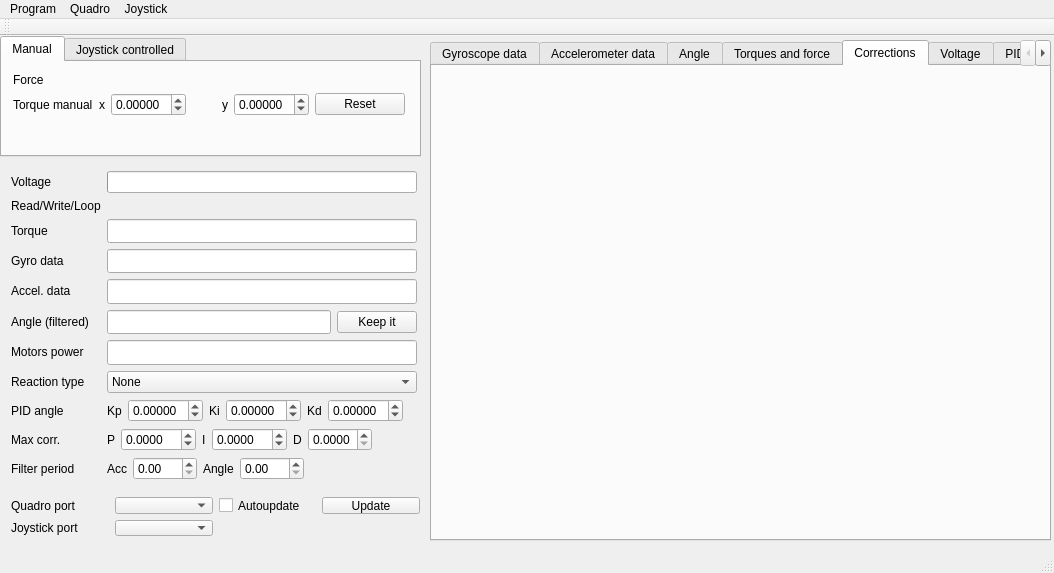
Above: control/qt/quadro.ui from it-workshop/Quadrocopter before the change. Below: the same form after it.
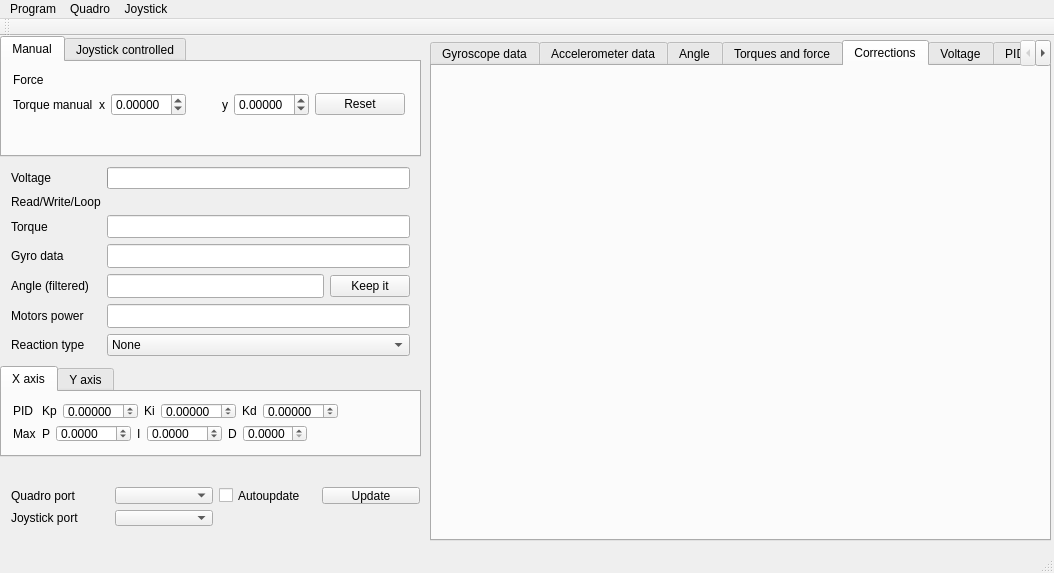
That is the form after the change. The open tabs and pages were chosen to show the change. Custom widgets are drawn as their Qt base class.

Commit message: different PID values for x and y

```diff
--- a/control/qt/quadro.ui
+++ b/control/qt/quadro.ui
@@ -276,9 +276,9 @@
     <property name="geometry">
      <rect>
       <x>0</x>
-      <y>124</y>
-      <width>428</width>
-      <height>331</height>
+      <y>120</y>
+      <width>421</width>
+      <height>211</height>
      </rect>
     </property>
     <layout class="QFormLayout" name="formLayout_2">
@@ -354,30 +354,13 @@
       </widget>
      </item>
      <item row="5" column="0">
-      <widget class="QLabel" name="label_accel">
-       <property name="text">
-        <string>Accel. data</string>
-       </property>
-      </widget>
-     </item>
-     <item row="5" column="1">
-      <widget class="QLineEdit" name="accel">
-       <property name="font">
-        <font>
-         <family>Terminus</family>
-         <pointsize>12</pointsize>
-        </font>
-       </property>
-      </widget>
-     </item>
-     <item row="6" column="0">
       <widget class="QLabel" name="label_angle">
        <property name="text">
         <string>Angle (filtered)</string>
        </property>
       </widget>
      </item>
-     <item row="6" column="1">
+     <item row="5" column="1">
       <layout class="QHBoxLayout" name="horizontalLayout_5">
        <item>
         <widget class="QLineEdit" name="angle">
@@ -398,14 +381,14 @@
        </item>
       </layout>
      </item>
-     <item row="7" column="0">
+     <item row="6" column="0">
       <widget class="QLabel" name="label_motors">
        <property name="text">
         <string>Motors power</string>
        </property>
       </widget>
      </item>
-     <item row="7" column="1">
+     <item row="6" column="1">
       <widget class="QLineEdit" name="motors">
        <property name="font">
         <font>
@@ -415,14 +398,14 @@
        </property>
       </widget>
      </item>
-     <item row="8" column="0">
+     <item row="7" column="0">
       <widget class="QLabel" name="label_reaction_type">
        <property name="text">
         <string>Reaction type</string>
        </property>
       </widget>
      </item>
-     <item row="8" column="1">
+     <item row="7" column="1">
       <widget class="QComboBox" name="reaction_type">
        <property name="currentIndex">
         <number>0</number>
@@ -449,373 +432,6 @@
        </item>
       </widget>
      </item>
-     <item row="9" column="0">
-      <widget class="QLabel" name="label_PID_angle">
-       <property name="text">
-        <string>PID angle</string>
-       </property>
-      </widget>
-     </item>
-     <item row="9" column="1">
-      <layout class="QHBoxLayout" name="horizontalLayout_2">
-       <property name="sizeConstraint">
-        <enum>QLayout::SetMinimumSize</enum>
-       </property>
-       <item>
-        <widget class="QLabel" name="PID_angle_Kp_label">
-         <property name="sizePolicy">
-          <sizepolicy hsizetype="Fixed" vsizetype="Preferred">
-           <horstretch>0</horstretch>
-           <verstretch>0</verstretch>
-          </sizepolicy>
-         </property>
-         <property name="text">
-          <string>Kp</string>
-         </property>
-        </widget>
-       </item>
-       <item>
-        <widget class="QDoubleSpinBox" name="PID_angle_Kp">
-         <property name="sizePolicy">
-          <sizepolicy hsizetype="Fixed" vsizetype="Fixed">
-           <horstretch>0</horstretch>
-           <verstretch>0</verstretch>
-          </sizepolicy>
-         </property>
-         <property name="suffix">
-          <string/>
-         </property>
-         <property name="decimals">
-          <number>5</number>
-         </property>
-         <property name="minimum">
-          <double>-1.000000000000000</double>
-         </property>
-         <property name="maximum">
-          <double>1.000000000000000</double>
-         </property>
-         <property name="singleStep">
-          <double>0.001000000000000</double>
-         </property>
-         <property name="value">
-          <double>0.000000000000000</double>
-         </property>
-        </widget>
-       </item>
-       <item>
-        <widget class="QLabel" name="PID_angle_Ki_label">
-         <property name="sizePolicy">
-          <sizepolicy hsizetype="Fixed" vsizetype="Preferred">
-           <horstretch>0</horstretch>
-           <verstretch>0</verstretch>
-          </sizepolicy>
-         </property>
-         <property name="text">
-          <string>Ki</string>
-         </property>
-        </widget>
-       </item>
-       <item>
-        <widget class="QDoubleSpinBox" name="PID_angle_Ki">
-         <property name="sizePolicy">
-          <sizepolicy hsizetype="Fixed" vsizetype="Fixed">
-           <horstretch>0</horstretch>
-           <verstretch>0</verstretch>
-          </sizepolicy>
-         </property>
-         <property name="suffix">
-          <string/>
-         </property>
-         <property name="decimals">
-          <number>5</number>
-         </property>
-         <property name="minimum">
-          <double>-1.000000000000000</double>
-         </property>
-         <property name="maximum">
-          <double>1.000000000000000</double>
-         </property>
-         <property name="singleStep">
-          <double>0.001000000000000</double>
-         </property>
-        </widget>
-       </item>
-       <item>
-        <widget class="QLabel" name="PID_angle_Kd_label">
-         <property name="sizePolicy">
-          <sizepolicy hsizetype="Fixed" vsizetype="Preferred">
-           <horstretch>0</horstretch>
-           <verstretch>0</verstretch>
-          </sizepolicy>
-         </property>
-         <property name="text">
-          <string>Kd</string>
-         </property>
-        </widget>
-       </item>
-       <item>
-        <widget class="QDoubleSpinBox" name="PID_angle_Kd">
-         <property name="sizePolicy">
-          <sizepolicy hsizetype="Fixed" vsizetype="Fixed">
-           <horstretch>0</horstretch>
-           <verstretch>0</verstretch>
-          </sizepolicy>
-         </property>
-         <property name="suffix">
-          <string/>
-         </property>
-         <property name="decimals">
-          <number>5</number>
-         </property>
-         <property name="minimum">
-          <double>-1.000000000000000</double>
-         </property>
-         <property name="maximum">
-          <double>1.000000000000000</double>
-         </property>
-         <property name="singleStep">
-          <double>0.001000000000000</double>
-         </property>
-         <property name="value">
-          <double>0.000000000000000</double>
-         </property>
-        </widget>
-       </item>
-      </layout>
-     </item>
-     <item row="10" column="0">
-      <widget class="QLabel" name="label_PID_angle_MAX">
-       <property name="text">
-        <string>Max corr.</string>
-       </property>
-      </widget>
-     </item>
-     <item row="10" column="1">
-      <layout class="QHBoxLayout" name="horizontalLayout_3">
-       <property name="sizeConstraint">
-        <enum>QLayout::SetMinimumSize</enum>
-       </property>
-       <item>
-        <widget class="QLabel" name="PID_angle_MAXp_label">
-         <property name="sizePolicy">
-          <sizepolicy hsizetype="Fixed" vsizetype="Preferred">
-           <horstretch>0</horstretch>
-           <verstretch>0</verstretch>
-          </sizepolicy>
-         </property>
-         <property name="text">
-          <string>P</string>
-         </property>
-        </widget>
-       </item>
-       <item>
-        <widget class="QDoubleSpinBox" name="PID_angle_MAXp">
-         <property name="sizePolicy">
-          <sizepolicy hsizetype="Fixed" vsizetype="Fixed">
-           <horstretch>0</horstretch>
-           <verstretch>0</verstretch>
-          </sizepolicy>
-         </property>
-         <property name="suffix">
-          <string/>
-         </property>
-         <property name="decimals">
-          <number>4</number>
-         </property>
-         <property name="minimum">
-          <double>-10.000000000000000</double>
-         </property>
-         <property name="maximum">
-          <double>10.000000000000000</double>
-         </property>
-         <property name="singleStep">
-          <double>0.010000000000000</double>
-         </property>
-         <property name="value">
-          <double>0.000000000000000</double>
-         </property>
-        </widget>
-       </item>
-       <item>
-        <widget class="QLabel" name="PID_angle_MAXi_label">
-         <property name="sizePolicy">
-          <sizepolicy hsizetype="Fixed" vsizetype="Preferred">
-           <horstretch>0</horstretch>
-           <verstretch>0</verstretch>
-          </sizepolicy>
-         </property>
-         <property name="text">
-          <string>I</string>
-         </property>
-        </widget>
-       </item>
-       <item>
-        <widget class="QDoubleSpinBox" name="PID_angle_MAXi">
-         <property name="sizePolicy">
-          <sizepolicy hsizetype="Fixed" vsizetype="Fixed">
-           <horstretch>0</horstretch>
-           <verstretch>0</verstretch>
-          </sizepolicy>
-         </property>
-         <property name="suffix">
-          <string/>
-         </property>
-         <property name="decimals">
-          <number>4</number>
-         </property>
-         <property name="minimum">
-          <double>-10.000000000000000</double>
-         </property>
-         <property name="maximum">
-          <double>10.000000000000000</double>
-         </property>
-         <property name="singleStep">
-          <double>0.010000000000000</double>
-         </property>
-        </widget>
-       </item>
-       <item>
-        <widget class="QLabel" name="PID_angle_MAXd_label">
-         <property name="sizePolicy">
-          <sizepolicy hsizetype="Fixed" vsizetype="Preferred">
-           <horstretch>0</horstretch>
-           <verstretch>0</verstretch>
-          </sizepolicy>
-         </property>
-         <property name="text">
-          <string>D</string>
-         </property>
-        </widget>
-       </item>
-       <item>
-        <widget class="QDoubleSpinBox" name="PID_angle_MAXd">
-         <property name="sizePolicy">
-          <sizepolicy hsizetype="Fixed" vsizetype="Fixed">
-           <horstretch>0</horstretch>
-           <verstretch>0</verstretch>
-          </sizepolicy>
-         </property>
-         <property name="suffix">
-          <string/>
-         </property>
-         <property name="decimals">
-          <number>4</number>
-         </property>
-         <property name="minimum">
-          <double>0.000000000000000</double>
-         </property>
-         <property name="maximum">
-          <double>5.000000000000000</double>
-         </property>
-         <property name="singleStep">
-          <double>0.010000000000000</double>
-         </property>
-        </widget>
-       </item>
-      </layout>
-     </item>
-     <item row="11" column="1">
-      <layout class="QHBoxLayout" name="horizontalLayout_6">
-       <property name="sizeConstraint">
-        <enum>QLayout::SetMinimumSize</enum>
-       </property>
-       <item>
-        <widget class="QLabel" name="label_accel_period">
-         <property name="sizePolicy">
-          <sizepolicy hsizetype="Fixed" vsizetype="Preferred">
-           <horstretch>0</horstretch>
-           <verstretch>0</verstretch>
-          </sizepolicy>
-         </property>
-         <property name="text">
-          <string>Acc</string>
-         </property>
-        </widget>
-       </item>
-       <item>
-        <widget class="QDoubleSpinBox" name="accel_period">
-         <property name="sizePolicy">
-          <sizepolicy hsizetype="Fixed" vsizetype="Fixed">
-           <horstretch>0</horstretch>
-           <verstretch>0</verstretch>
-          </sizepolicy>
-         </property>
-         <property name="frame">
-          <bool>true</bool>
-         </property>
-         <property name="suffix">
-          <string/>
-         </property>
-         <property name="decimals">
-          <number>2</number>
-         </property>
-         <property name="minimum">
-          <double>0.000000000000000</double>
-         </property>
-         <property name="maximum">
-          <double>100.000000000000000</double>
-         </property>
-         <property name="singleStep">
-          <double>0.500000000000000</double>
-         </property>
-         <property name="value">
-          <double>0.000000000000000</double>
-         </property>
-        </widget>
-       </item>
-       <item>
-        <widget class="QLabel" name="label_angle_period">
-         <property name="sizePolicy">
-          <sizepolicy hsizetype="Fixed" vsizetype="Preferred">
-           <horstretch>0</horstretch>
-           <verstretch>0</verstretch>
-          </sizepolicy>
-         </property>
-         <property name="text">
-          <string>Angle</string>
-         </property>
-        </widget>
-       </item>
-       <item>
-        <widget class="QDoubleSpinBox" name="angle_period">
-         <property name="sizePolicy">
-          <sizepolicy hsizetype="Fixed" vsizetype="Fixed">
-           <horstretch>0</horstretch>
-           <verstretch>0</verstretch>
-          </sizepolicy>
-         </property>
-         <property name="frame">
-          <bool>true</bool>
-         </property>
-         <property name="suffix">
-          <string/>
-         </property>
-         <property name="decimals">
-          <number>2</number>
-         </property>
-         <property name="minimum">
-          <double>0.000000000000000</double>
-         </property>
-         <property name="maximum">
-          <double>100.000000000000000</double>
-         </property>
-         <property name="singleStep">
-          <double>0.500000000000000</double>
-         </property>
-         <property name="value">
-          <double>0.000000000000000</double>
-         </property>
-        </widget>
-       </item>
-      </layout>
-     </item>
-     <item row="11" column="0">
-      <widget class="QLabel" name="label_filter">
-       <property name="text">
-        <string>Filter period</string>
-       </property>
-      </widget>
-     </item>
     </layout>
    </widget>
    <widget class="QTabWidget" name="tabwidgetplot">
@@ -922,7 +538,7 @@
     </widget>
     <widget class="QWidget" name="tabPID">
      <attribute name="title">
-      <string>PID Components</string>
+      <string>PID: X</string>
      </attribute>
      <widget class="QwtPlot" name="plot_PID">
       <property name="geometry">
@@ -933,6 +549,616 @@
         <height>471</height>
        </rect>
       </property>
+     </widget>
+    </widget>
+    <widget class="QWidget" name="tabPIDy">
+     <attribute name="title">
+      <string>PID: Y</string>
+     </attribute>
+     <widget class="QwtPlot" name="plot_PID_y">
+      <property name="geometry">
+       <rect>
+        <x>0</x>
+        <y>0</y>
+        <width>617</width>
+        <height>471</height>
+       </rect>
+      </property>
+     </widget>
+    </widget>
+   </widget>
+   <widget class="QTabWidget" name="PID">
+    <property name="geometry">
+     <rect>
+      <x>0</x>
+      <y>330</y>
+      <width>421</width>
+      <height>91</height>
+     </rect>
+    </property>
+    <property name="minimumSize">
+     <size>
+      <width>0</width>
+      <height>0</height>
+     </size>
+    </property>
+    <property name="maximumSize">
+     <size>
+      <width>16777215</width>
+      <height>16777215</height>
+     </size>
+    </property>
+    <property name="currentIndex">
+     <number>0</number>
+    </property>
+    <widget class="QWidget" name="x">
+     <attribute name="title">
+      <string>X axis</string>
+     </attribute>
+     <widget class="QWidget" name="formLayoutWidget">
+      <property name="geometry">
+       <rect>
+        <x>0</x>
+        <y>0</y>
+        <width>411</width>
+        <height>61</height>
+       </rect>
+      </property>
+      <layout class="QFormLayout" name="xform">
+       <property name="fieldGrowthPolicy">
+        <enum>QFormLayout::AllNonFixedFieldsGrow</enum>
+       </property>
+       <item row="0" column="0">
+        <widget class="QLabel" name="label_PID_angle_x">
+         <property name="text">
+          <string>PID</string>
+         </property>
+        </widget>
+       </item>
+       <item row="0" column="1">
+        <layout class="QHBoxLayout" name="PID_x">
+         <property name="sizeConstraint">
+          <enum>QLayout::SetMinimumSize</enum>
+         </property>
+         <item>
+          <widget class="QLabel" name="PID_angle_Kp_x_label">
+           <property name="sizePolicy">
+            <sizepolicy hsizetype="Fixed" vsizetype="Preferred">
+             <horstretch>0</horstretch>
+             <verstretch>0</verstretch>
+            </sizepolicy>
+           </property>
+           <property name="text">
+            <string>Kp</string>
+           </property>
+          </widget>
+         </item>
+         <item>
+          <widget class="QDoubleSpinBox" name="PID_angle_Kp_x">
+           <property name="sizePolicy">
+            <sizepolicy hsizetype="Fixed" vsizetype="Fixed">
+             <horstretch>0</horstretch>
+             <verstretch>0</verstretch>
+            </sizepolicy>
+           </property>
+           <property name="suffix">
+            <string/>
+           </property>
+           <property name="decimals">
+            <number>5</number>
+           </property>
+           <property name="minimum">
+            <double>-1.000000000000000</double>
+           </property>
+           <property name="maximum">
+            <double>1.000000000000000</double>
+           </property>
+           <property name="singleStep">
+            <double>0.001000000000000</double>
+           </property>
+           <property name="value">
+            <double>0.000000000000000</double>
+           </property>
+          </widget>
+         </item>
+         <item>
+          <widget class="QLabel" name="PID_angle_Ki_x_label">
+           <property name="sizePolicy">
+            <sizepolicy hsizetype="Fixed" vsizetype="Preferred">
+             <horstretch>0</horstretch>
+             <verstretch>0</verstretch>
+            </sizepolicy>
+           </property>
+           <property name="text">
+            <string>Ki</string>
+           </property>
+          </widget>
+         </item>
+         <item>
+          <widget class="QDoubleSpinBox" name="PID_angle_Ki_x">
+           <property name="sizePolicy">
+            <sizepolicy hsizetype="Fixed" vsizetype="Fixed">
+             <horstretch>0</horstretch>
+             <verstretch>0</verstretch>
+            </sizepolicy>
+           </property>
+           <property name="suffix">
+            <string/>
+           </property>
+           <property name="decimals">
+            <number>5</number>
+           </property>
+           <property name="minimum">
+            <double>-1.000000000000000</double>
+           </property>
+           <property name="maximum">
+            <double>1.000000000000000</double>
+           </property>
+           <property name="singleStep">
+            <double>0.001000000000000</double>
+           </property>
+          </widget>
+         </item>
+         <item>
+          <widget class="QLabel" name="PID_angle_Kd_x_label">
+           <property name="sizePolicy">
+            <sizepolicy hsizetype="Fixed" vsizetype="Preferred">
+             <horstretch>0</horstretch>
+             <verstretch>0</verstretch>
+            </sizepolicy>
+           </property>
+           <property name="text">
+            <string>Kd</string>
+           </property>
+          </widget>
+         </item>
+         <item>
+          <widget class="QDoubleSpinBox" name="PID_angle_Kd_x">
+           <property name="sizePolicy">
+            <sizepolicy hsizetype="Fixed" vsizetype="Fixed">
+             <horstretch>0</horstretch>
+             <verstretch>0</verstretch>
+            </sizepolicy>
+           </property>
+           <property name="suffix">
+            <string/>
+           </property>
+           <property name="decimals">
+            <number>5</number>
+           </property>
+           <property name="minimum">
+            <double>-1.000000000000000</double>
+           </property>
+           <property name="maximum">
+            <double>1.000000000000000</double>
+           </property>
+           <property name="singleStep">
+            <double>0.001000000000000</double>
+           </property>
+           <property name="value">
+            <double>0.000000000000000</double>
+           </property>
+          </widget>
+         </item>
+        </layout>
+       </item>
+       <item row="1" column="0">
+        <widget class="QLabel" name="label_PID_angle_MAX_x">
+         <property name="text">
+          <string>Max</string>
+         </property>
+        </widget>
+       </item>
+       <item row="1" column="1">
+        <layout class="QHBoxLayout" name="Max_x">
+         <property name="sizeConstraint">
+          <enum>QLayout::SetMinimumSize</enum>
+         </property>
+         <item>
+          <widget class="QLabel" name="PID_angle_MAXp_x_label">
+           <property name="sizePolicy">
+            <sizepolicy hsizetype="Fixed" vsizetype="Preferred">
+             <horstretch>0</horstretch>
+             <verstretch>0</verstretch>
+            </sizepolicy>
+           </property>
+           <property name="text">
+            <string>P</string>
+           </property>
+          </widget>
+         </item>
+         <item>
+          <widget class="QDoubleSpinBox" name="PID_angle_MAXp_x">
+           <property name="sizePolicy">
+            <sizepolicy hsizetype="Fixed" vsizetype="Fixed">
+             <horstretch>0</horstretch>
+             <verstretch>0</verstretch>
+            </sizepolicy>
+           </property>
+           <property name="suffix">
+            <string/>
+           </property>
+           <property name="decimals">
+            <number>4</number>
+           </property>
+           <property name="minimum">
+            <double>-10.000000000000000</double>
+           </property>
+           <property name="maximum">
+            <double>10.000000000000000</double>
+           </property>
+           <property name="singleStep">
+            <double>0.010000000000000</double>
+           </property>
+           <property name="value">
+            <double>0.000000000000000</double>
+           </property>
+          </widget>
+         </item>
+         <item>
+          <widget class="QLabel" name="PID_angle_MAXi_x_label">
+           <property name="sizePolicy">
+            <sizepolicy hsizetype="Fixed" vsizetype="Preferred">
+             <horstretch>0</horstretch>
+             <verstretch>0</verstretch>
+            </sizepolicy>
+           </property>
+           <property name="text">
+            <string>I</string>
+           </property>
+          </widget>
+         </item>
+         <item>
+          <widget class="QDoubleSpinBox" name="PID_angle_MAXi_x">
+           <property name="sizePolicy">
+            <sizepolicy hsizetype="Fixed" vsizetype="Fixed">
+             <horstretch>0</horstretch>
+             <verstretch>0</verstretch>
+            </sizepolicy>
+           </property>
+           <property name="suffix">
+            <string/>
+           </property>
+           <property name="decimals">
+            <number>4</number>
+           </property>
+           <property name="minimum">
+            <double>-10.000000000000000</double>
+           </property>
+           <property name="maximum">
+            <double>10.000000000000000</double>
+           </property>
+           <property name="singleStep">
+            <double>0.010000000000000</double>
+           </property>
+          </widget>
+         </item>
+         <item>
+          <widget class="QLabel" name="PID_angle_MAXd_x_label">
+           <property name="sizePolicy">
+            <sizepolicy hsizetype="Fixed" vsizetype="Preferred">
+             <horstretch>0</horstretch>
+             <verstretch>0</verstretch>
+            </sizepolicy>
+           </property>
+           <property name="text">
+            <string>D</string>
+           </property>
+          </widget>
+         </item>
+         <item>
+          <widget class="QDoubleSpinBox" name="PID_angle_MAXd_x">
+           <property name="sizePolicy">
+            <sizepolicy hsizetype="Fixed" vsizetype="Fixed">
+             <horstretch>0</horstretch>
+             <verstretch>0</verstretch>
+            </sizepolicy>
+           </property>
+           <property name="suffix">
+            <string/>
+           </property>
+           <property name="decimals">
+            <number>4</number>
+           </property>
+           <property name="minimum">
+            <double>0.000000000000000</double>
+           </property>
+           <property name="maximum">
+            <double>5.000000000000000</double>
+           </property>
+           <property name="singleStep">
+            <double>0.010000000000000</double>
+           </property>
+          </widget>
+         </item>
+        </layout>
+       </item>
+      </layout>
+     </widget>
+    </widget>
+    <widget class="QWidget" name="y">
+     <attribute name="title">
+      <string>Y axis</string>
+     </attribute>
+     <widget class="QWidget" name="formLayoutWidget_3">
+      <property name="geometry">
+       <rect>
+        <x>0</x>
+        <y>0</y>
+        <width>411</width>
+        <height>61</height>
+       </rect>
+      </property>
+      <layout class="QFormLayout" name="yform">
+       <property name="fieldGrowthPolicy">
+        <enum>QFormLayout::AllNonFixedFieldsGrow</enum>
+       </property>
+       <item row="0" column="0">
+        <widget class="QLabel" name="label_PID_angle_y">
+         <property name="text">
+          <string>PID</string>
+         </property>
+        </widget>
+       </item>
+       <item row="0" column="1">
+        <layout class="QHBoxLayout" name="PID_y">
+         <property name="sizeConstraint">
+          <enum>QLayout::SetMinimumSize</enum>
+         </property>
+         <item>
+          <widget class="QLabel" name="PID_angle_Kp_y_label">
+           <property name="sizePolicy">
+            <sizepolicy hsizetype="Fixed" vsizetype="Preferred">
+             <horstretch>0</horstretch>
+             <verstretch>0</verstretch>
+            </sizepolicy>
+           </property>
+           <property name="text">
+            <string>Kp</string>
+           </property>
+          </widget>
+         </item>
+         <item>
+          <widget class="QDoubleSpinBox" name="PID_angle_Kp_y">
+           <property name="sizePolicy">
+            <sizepolicy hsizetype="Fixed" vsizetype="Fixed">
+             <horstretch>0</horstretch>
+             <verstretch>0</verstretch>
+            </sizepolicy>
+           </property>
+           <property name="suffix">
+            <string/>
+           </property>
+           <property name="decimals">
+            <number>5</number>
+           </property>
+           <property name="minimum">
+            <double>-1.000000000000000</double>
+           </property>
+           <property name="maximum">
+            <double>1.000000000000000</double>
+           </property>
+           <property name="singleStep">
+            <double>0.001000000000000</double>
+           </property>
+           <property name="value">
+            <double>0.000000000000000</double>
+           </property>
+          </widget>
+         </item>
+         <item>
+          <widget class="QLabel" name="PID_angle_Ki_y_label">
+           <property name="sizePolicy">
+            <sizepolicy hsizetype="Fixed" vsizetype="Preferred">
+             <horstretch>0</horstretch>
+             <verstretch>0</verstretch>
+            </sizepolicy>
+           </property>
+           <property name="text">
+            <string>Ki</string>
+           </property>
+          </widget>
+         </item>
+         <item>
+          <widget class="QDoubleSpinBox" name="PID_angle_Ki_y">
+           <property name="sizePolicy">
+            <sizepolicy hsizetype="Fixed" vsizetype="Fixed">
+             <horstretch>0</horstretch>
+             <verstretch>0</verstretch>
+            </sizepolicy>
+           </property>
+           <property name="suffix">
+            <string/>
+           </property>
+           <property name="decimals">
+            <number>5</number>
+           </property>
+           <property name="minimum">
+            <double>-1.000000000000000</double>
+           </property>
+           <property name="maximum">
+            <double>1.000000000000000</double>
+           </property>
+           <property name="singleStep">
+            <double>0.001000000000000</double>
+           </property>
+          </widget>
+         </item>
+         <item>
+          <widget class="QLabel" name="PID_angle_Kd_y_label">
+           <property name="sizePolicy">
+            <sizepolicy hsizetype="Fixed" vsizetype="Preferred">
+             <horstretch>0</horstretch>
+             <verstretch>0</verstretch>
+            </sizepolicy>
+           </property>
+           <property name="text">
+            <string>Kd</string>
+           </property>
+          </widget>
+         </item>
+         <item>
+          <widget class="QDoubleSpinBox" name="PID_angle_Kd_y">
+           <property name="sizePolicy">
+            <sizepolicy hsizetype="Fixed" vsizetype="Fixed">
+             <horstretch>0</horstretch>
+             <verstretch>0</verstretch>
+            </sizepolicy>
+           </property>
+           <property name="suffix">
+            <string/>
+           </property>
+           <property name="decimals">
+            <number>5</number>
+           </property>
+           <property name="minimum">
+            <double>-1.000000000000000</double>
+           </property>
+           <property name="maximum">
+            <double>1.000000000000000</double>
+           </property>
+           <property name="singleStep">
+            <double>0.001000000000000</double>
+           </property>
+           <property name="value">
+            <double>0.000000000000000</double>
+           </property>
+          </widget>
+         </item>
+        </layout>
+       </item>
+       <item row="1" column="0">
+        <widget class="QLabel" name="label_PID_angle_MAX_y">
+         <property name="text">
+          <string>Max</string>
+         </property>
+        </widget>
+       </item>
+       <item row="1" column="1">
+        <layout class="QHBoxLayout" name="Max_y">
+         <property name="sizeConstraint">
+          <enum>QLayout::SetMinimumSize</enum>
+         </property>
+         <item>
+          <widget class="QLabel" name="PID_angle_MAXp_y_label">
+           <property name="sizePolicy">
+            <sizepolicy hsizetype="Fixed" vsizetype="Preferred">
+             <horstretch>0</horstretch>
+             <verstretch>0</verstretch>
+            </sizepolicy>
+           </property>
+           <property name="text">
+            <string>P</string>
+           </property>
+          </widget>
+         </item>
+         <item>
+          <widget class="QDoubleSpinBox" name="PID_angle_MAXp_y">
+           <property name="sizePolicy">
+            <sizepolicy hsizetype="Fixed" vsizetype="Fixed">
+             <horstretch>0</horstretch>
+             <verstretch>0</verstretch>
+            </sizepolicy>
+           </property>
+           <property name="suffix">
+            <string/>
+           </property>
+           <property name="decimals">
+            <number>4</number>
+           </property>
+           <property name="minimum">
+            <double>-10.000000000000000</double>
+           </property>
+           <property name="maximum">
+            <double>10.000000000000000</double>
+           </property>
+           <property name="singleStep">
+            <double>0.010000000000000</double>
+           </property>
+           <property name="value">
+            <double>0.000000000000000</double>
+           </property>
+          </widget>
+         </item>
+         <item>
+          <widget class="QLabel" name="PID_angle_MAXi_y_label">
+           <property name="sizePolicy">
+            <sizepolicy hsizetype="Fixed" vsizetype="Preferred">
+             <horstretch>0</horstretch>
+             <verstretch>0</verstretch>
+            </sizepolicy>
+           </property>
+           <property name="text">
+            <string>I</string>
+           </property>
+          </widget>
+         </item>
+         <item>
+          <widget class="QDoubleSpinBox" name="PID_angle_MAXi_y">
+           <property name="sizePolicy">
+            <sizepolicy hsizetype="Fixed" vsizetype="Fixed">
+             <horstretch>0</horstretch>
+             <verstretch>0</verstretch>
+            </sizepolicy>
+           </property>
+           <property name="suffix">
+            <string/>
+           </property>
+           <property name="decimals">
+            <number>4</number>
+           </property>
+           <property name="minimum">
+            <double>-10.000000000000000</double>
+           </property>
+           <property name="maximum">
+            <double>10.000000000000000</double>
+           </property>
+           <property name="singleStep">
+            <double>0.010000000000000</double>
+           </property>
+          </widget>
+         </item>
+         <item>
+          <widget class="QLabel" name="PID_angle_MAXd_y_label">
+           <property name="sizePolicy">
+            <sizepolicy hsizetype="Fixed" vsizetype="Preferred">
+             <horstretch>0</horstretch>
+             <verstretch>0</verstretch>
+            </sizepolicy>
+           </property>
+           <property name="text">
+            <string>D</string>
+           </property>
+          </widget>
+         </item>
+         <item>
+          <widget class="QDoubleSpinBox" name="PID_angle_MAXd_y">
+           <property name="sizePolicy">
+            <sizepolicy hsizetype="Fixed" vsizetype="Fixed">
+             <horstretch>0</horstretch>
+             <verstretch>0</verstretch>
+            </sizepolicy>
+           </property>
+           <property name="suffix">
+            <string/>
+           </property>
+           <property name="decimals">
+            <number>4</number>
+           </property>
+           <property name="minimum">
+            <double>0.000000000000000</double>
+           </property>
+           <property name="maximum">
+            <double>5.000000000000000</double>
+           </property>
+           <property name="singleStep">
+            <double>0.010000000000000</double>
+           </property>
+          </widget>
+         </item>
+        </layout>
+       </item>
+      </layout>
      </widget>
     </widget>
    </widget>
@@ -940,7 +1166,7 @@
     <property name="geometry">
      <rect>
       <x>0</x>
-      <y>450</y>
+      <y>440</y>
       <width>431</width>
       <height>61</height>
      </rect>
```
Left out of the diff: 14 changed lines with no effect on the pictures. The commit also changes 15 other files.
